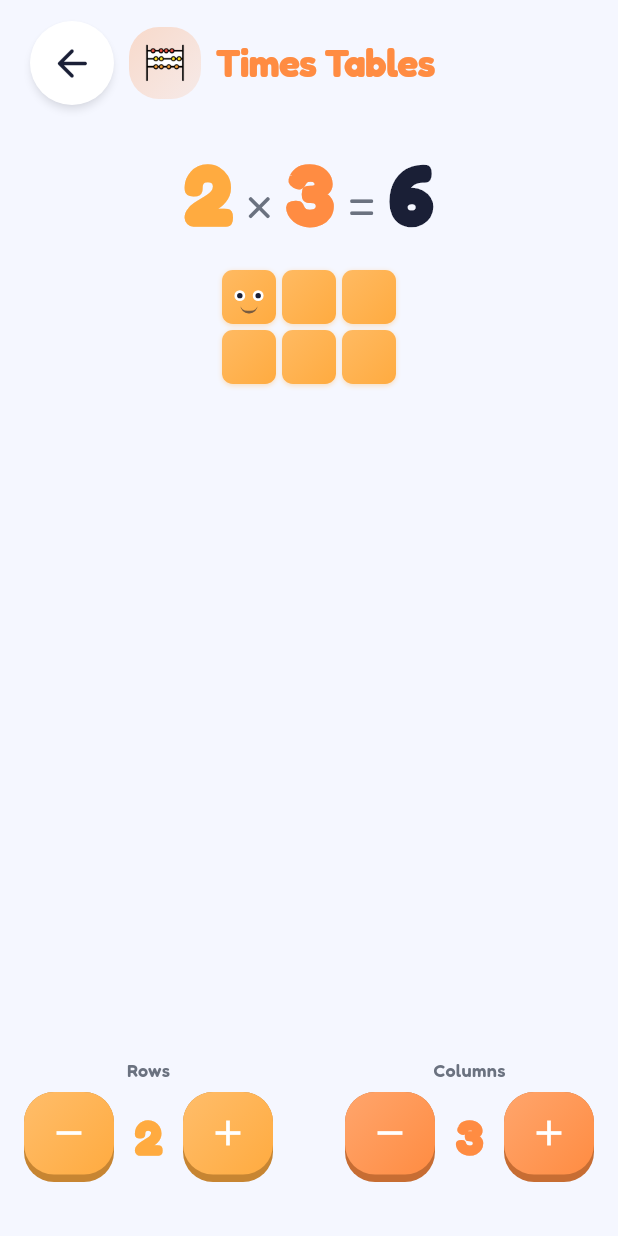
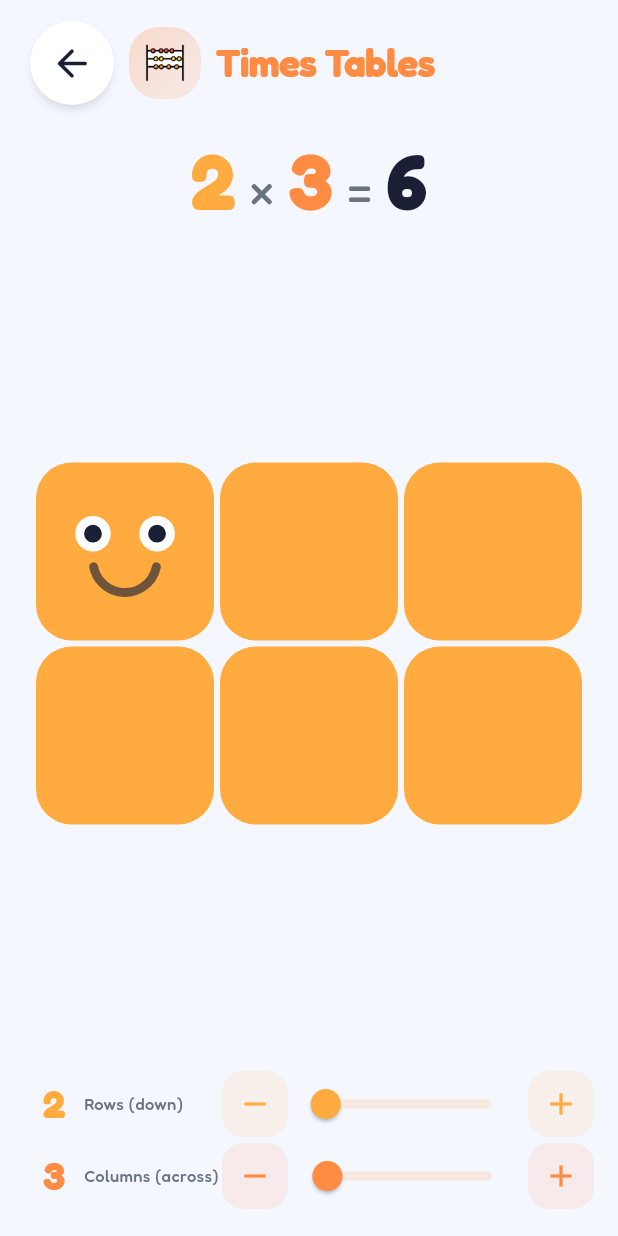
Before and after one commit to Panbaron1/Numberlandia, a Flutter app: the screen it shows after launch, after a tap on "Times Tables", on a phone screen of 412 x 824 dp. Run offline on Flutter 3.47's test engine with Material 3 defaults, Android fonts, the phone set to English and light mode, and no system bars; our stand-ins replace audioplayers, shared_preferences.

Commit message:
Numberblocks: vertical-first rectangles + visualize up to 100x100
NumBlock packing now matches canonical number characters: rows = smallest
divisor of n >= sqrt(n), taller than wide, vertical first.
  7 -> 7x1 (column)   8 -> 4x2   6 -> 3x2   4 -> 2x2   9 -> 3x3   12 -> 4x3
Primes are single tall columns. dimsFor()/rowsFor() expose the shape.

Times Tables now scales to 100 x 100 = 10,000:
- range raised 1..100 (was 1..12), driven by sliders + -/+ steppers
- array drawn by TimesArrayPainter (pure canvas) so 10,000 cells render with
  no per-cell widgets; gap auto-shrinks with density; face on the corner cell
  when it's large enough to read
- equation scales (FittedBox), product up to 10,000

flutter analyze clean; verified on BlueStacks (vertical -3 column; 100x100=10000).

Co-Authored-By: Claude Opus 4.8 <noreply@anthropic.com>

```diff
--- a/lib/screens/times_tables/times_tables_notifier.dart
+++ b/lib/screens/times_tables/times_tables_notifier.dart
@@ -5,7 +5,7 @@ class TimesTablesNotifier extends ChangeNotifier {
   int _b = 3;
 
   static const int min = 1;
-  static const int max = 12;
+  static const int max = 100; // up to 100 × 100 = 10,000
 
   int get a => _a;
   int get b => _b;
--- a/lib/screens/times_tables/times_tables_screen.dart
+++ b/lib/screens/times_tables/times_tables_screen.dart
@@ -15,7 +15,7 @@ class TimesTablesScreen extends StatefulWidget {
 class _TimesTablesScreenState extends State<TimesTablesScreen> {
   final _n = TimesTablesNotifier();
 
-  Future<void> _tap() async {
+  Future<void> _feedback() async {
     await HapticsService.instance.light();
     await AudioService.instance.playPop();
   }
@@ -39,39 +39,43 @@ class _TimesTablesScreenState extends State<TimesTablesScreen> {
         builder: (context, _) => SafeArea(
           child: Column(
             children: [
-              const SizedBox(height: Gap.md),
-              // ── Equation display ─────────────────────────────────────
+              const SizedBox(height: Gap.sm),
               _EquationRow(notifier: _n),
-              const SizedBox(height: Gap.lg),
-              // ── Block grid ───────────────────────────────────────────
+              const SizedBox(height: Gap.sm),
+              // ── Array (painter — scales to 100×100 = 10,000) ─────────
               Expanded(
-                child: _BlockGrid(a: _n.a, b: _n.b, onTap: _tap),
+                child: Padding(
+                  padding: const EdgeInsets.symmetric(horizontal: Gap.lg),
+                  child: GestureDetector(
+                    onTapDown: (_) => _feedback(),
+                    child: CustomPaint(
+                      size: Size.infinite,
+                      painter: TimesArrayPainter(
+                        rows: _n.a,
+                        cols: _n.b,
+                        color: NColors.numBlockColor(_n.a),
+                      ),
+                    ),
+                  ),
+                ),
+              ),
+              const SizedBox(height: Gap.sm),
+              // ── Sliders ──────────────────────────────────────────────
+              _AxisSlider(
+                label: 'Rows (down)',
+                value: _n.a,
+                color: NColors.numBlockColor(_n.a),
+                onChanged: _n.setA,
+                onStep: _n.stepA,
+              ),
+              _AxisSlider(
+                label: 'Columns (across)',
+                value: _n.b,
+                color: NColors.timesTables,
+                onChanged: _n.setB,
+                onStep: _n.stepB,
               ),
               const SizedBox(height: Gap.md),
-              // ── Pickers ──────────────────────────────────────────────
-              Row(
-                crossAxisAlignment: CrossAxisAlignment.start,
-                children: [
-                  Expanded(
-                    child: _NumberPicker(
-                      value: _n.a,
-                      label: 'Rows',
-                      color: NColors.numBlockColor(_n.a),
-                      onStep: _n.stepA,
-                    ),
-                  ),
-                  const SizedBox(width: Gap.md),
-                  Expanded(
-                    child: _NumberPicker(
-                      value: _n.b,
-                      label: 'Columns',
-                      color: NColors.timesTables,
-                      onStep: _n.stepB,
-                    ),
-                  ),
-                ],
-              ),
-              const SizedBox(height: Gap.xl),
             ],
           ),
         ),
@@ -89,8 +93,9 @@ class _EquationRow extends StatelessWidget {
   @override
   Widget build(BuildContext context) {
     final aColor = NColors.numBlockColor(notifier.a);
-    return Row(
-      mainAxisAlignment: MainAxisAlignment.center,
+    return FittedBox(
+      fit: BoxFit.scaleDown,
+      child: Row(
         crossAxisAlignment: CrossAxisAlignment.baseline,
         textBaseline: TextBaseline.alphabetic,
         children: [
@@ -100,6 +105,7 @@ class _EquationRow extends StatelessWidget {
           const _Op('='),
           _BigNum('${notifier.product}', NColors.ink),
         ],
+      ),
     );
   }
 }
@@ -115,12 +121,12 @@ class _BigNum extends StatelessWidget {
       duration: const Duration(milliseconds: 100),
       child: Text(
         text,
-        key: ValueKey(text + color.toString()),
+        key: ValueKey('$text$color'),
         style: TextStyle(
-          fontSize: 56,
-          fontWeight: FontWeight.w900,
+          fontSize: 52,
+          fontWeight: FontWeight.w700,
           color: color,
-          letterSpacing: -2,
+          letterSpacing: -1,
           height: 1,
         ),
       ),
@@ -139,8 +145,8 @@ class _Op extends StatelessWidget {
       child: Text(
         text,
         style: const TextStyle(
-          fontSize: 40,
-          fontWeight: FontWeight.w300,
+          fontSize: 36,
+          fontWeight: FontWeight.w400,
           color: NColors.inkSoft,
           height: 1,
         ),
@@ -151,147 +157,102 @@ class _Op extends StatelessWidget {
 
 // ─────────────────────────────────────────────────────────────────────────────
 
-/// A × B grid of coloured squares — each tap plays a pop.
-/// Virtualization not needed: max 144 cells (12×12).
-class _BlockGrid extends StatelessWidget {
-  final int a; // rows
-  final int b; // columns
-  final VoidCallback onTap;
+/// Draws an A×B array of squares, fit to the available box and centred.
+/// Pure canvas — renders 10,000 cells (100×100) with no widget overhead.
+class TimesArrayPainter extends CustomPainter {
+  final int rows;
+  final int cols;
+  final Color color;
 
-  const _BlockGrid({required this.a, required this.b, required this.onTap});
+  const TimesArrayPainter({
+    required this.rows,
+    required this.cols,
+    required this.color,
+  });
 
   @override
-  Widget build(BuildContext context) {
-    final color = NColors.numBlockColor(a);
-    final cellSize = _cellSize(context);
+  void paint(Canvas canvas, Size size) {
+    if (rows <= 0 || cols <= 0) return;
 
-    return SingleChildScrollView(
-      child: Padding(
-        padding: const EdgeInsets.symmetric(horizontal: Gap.lg),
-        child: Column(
-          mainAxisSize: MainAxisSize.min,
-          children: [
-            for (int row = 0; row < a; row++) ...[
-              if (row > 0) const SizedBox(height: 4),
-              Row(
-                mainAxisAlignment: MainAxisAlignment.center,
-                children: [
-                  for (int col = 0; col < b; col++) ...[
-                    if (col > 0) const SizedBox(width: 4),
-                    GestureDetector(
-                      onTap: onTap,
-                      child: AnimatedContainer(
-                        duration: const Duration(milliseconds: 120),
-                        width: cellSize,
-                        height: cellSize,
-                        decoration: BoxDecoration(
-                          gradient: LinearGradient(
-                            begin: Alignment.topLeft,
-                            end: Alignment.bottomRight,
-                            colors: [
-                              Color.lerp(color, Colors.white, 0.18)!,
-                              color,
-                            ],
-                          ),
-                          borderRadius: BorderRadius.circular(cellSize * 0.2),
-                          boxShadow: [
-                            BoxShadow(
-                              color: color.withAlpha(80),
-                              blurRadius: 2,
-                              offset: const Offset(0, 1),
-                            ),
-                          ],
-                        ),
-                        // Top-left cell wears a little face — the array's mascot
-                        child: (row == 0 && col == 0 && cellSize >= 22)
-                            ? _MiniFace(size: cellSize)
-                            : null,
-                      ),
-                    ),
-                  ],
-                ],
-              ),
-            ],
-          ],
-        ),
-      ),
-    );
+    // Gap shrinks as the grid grows so dense arrays stay readable.
+    final density = rows * cols;
+    final gap = density > 400 ? 1.0 : (density > 100 ? 2.0 : 4.0);
+
+    final cell = _cellSize(size, gap);
+    final gridW = cols * cell + (cols - 1) * gap;
+    final gridH = rows * cell + (rows - 1) * gap;
+    final ox = (size.width - gridW) / 2;
+    final oy = (size.height - gridH) / 2;
+
+    final radius = Radius.circular(cell * 0.2);
+    final fill = Paint()..color = color;
+    final rounded = cell > 5;
+
+    for (int r = 0; r < rows; r++) {
+      for (int c = 0; c < cols; c++) {
+        final x = ox + c * (cell + gap);
+        final y = oy + r * (cell + gap);
+        final rect = Rect.fromLTWH(x, y, cell, cell);
+        if (rounded) {
+          canvas.drawRRect(RRect.fromRectAndRadius(rect, radius), fill);
+        } else {
+          canvas.drawRect(rect, fill);
         }
-
-  double _cellSize(BuildContext context) {
-    final w = MediaQuery.of(context).size.width - Gap.lg * 2;
-    final maxByWidth = (w - (b - 1) * 4) / b;
-    return maxByWidth.clamp(14.0, 36.0);
       }
     }
 
-/// A tiny friendly face for the array's mascot cell (eyes + smile).
-class _MiniFace extends StatelessWidget {
-  final double size;
-  const _MiniFace({required this.size});
+    // Friendly face on the top-left cell when it's big enough to read.
+    if (cell >= 22) {
+      _drawFace(canvas, Offset(ox, oy), cell);
+    }
+  }
+
+  double _cellSize(Size size, double gap) {
+    final byW = (size.width - (cols - 1) * gap) / cols;
+    final byH = (size.height - (rows - 1) * gap) / rows;
+    return byW < byH ? byW : byH;
+  }
+
+  void _drawFace(Canvas canvas, Offset cellTopLeft, double cell) {
+    final cx = cellTopLeft.dx + cell / 2;
+    final eyeY = cellTopLeft.dy + cell * 0.4;
+    final r = cell * 0.1;
+    final white = Paint()..color = Colors.white;
+    final dark = Paint()..color = NColors.ink;
+    for (final dx in [-cell * 0.18, cell * 0.18]) {
+      canvas.drawCircle(Offset(cx + dx, eyeY), r, white);
+      canvas.drawCircle(Offset(cx + dx, eyeY), r * 0.5, dark);
+    }
+    // Smile
+    final smile = Paint()
+      ..color = NColors.ink.withAlpha(160)
+      ..style = PaintingStyle.stroke
+      ..strokeWidth = cell * 0.05
+      ..strokeCap = StrokeCap.round;
+    final rect = Rect.fromCircle(
+        center: Offset(cx, cellTopLeft.dy + cell * 0.55), radius: cell * 0.18);
+    canvas.drawArc(rect, 0.2, 2.74, false, smile);
+  }
 
   @override
-  Widget build(BuildContext context) {
-    final eye = size * 0.2;
-    return Padding(
-      padding: EdgeInsets.only(top: size * 0.18),
-      child: Column(
-        mainAxisAlignment: MainAxisAlignment.center,
-        children: [
-          Row(
-            mainAxisAlignment: MainAxisAlignment.center,
-            children: [
-              _dot(eye),
-              SizedBox(width: size * 0.14),
-              _dot(eye),
-            ],
-          ),
-          SizedBox(height: size * 0.08),
-          Container(
-            width: size * 0.32,
-            height: size * 0.15,
-            decoration: BoxDecoration(
-              border: Border(
-                bottom: BorderSide(
-                    color: NColors.ink.withAlpha(150), width: size * 0.05),
-              ),
-              borderRadius:
-                  BorderRadius.vertical(bottom: Radius.circular(size * 0.2)),
-            ),
-          ),
-        ],
-      ),
-    );
-  }
-
-  Widget _dot(double eye) => Container(
-        width: eye,
-        height: eye,
-        decoration: const BoxDecoration(
-            color: Colors.white, shape: BoxShape.circle),
-        child: Center(
-          child: Container(
-            width: eye * 0.5,
-            height: eye * 0.5,
-            decoration:
-                const BoxDecoration(color: NColors.ink, shape: BoxShape.circle),
-          ),
-        ),
-      );
+  bool shouldRepaint(TimesArrayPainter old) =>
+      old.rows != rows || old.cols != cols || old.color != color;
 }
 
 // ─────────────────────────────────────────────────────────────────────────────
 
-class _NumberPicker extends StatelessWidget {
+class _AxisSlider extends StatelessWidget {
+  final String label;
   final int value;
-  final String label;
   final Color color;
+  final ValueChanged<int> onChanged;
   final void Function(int) onStep;
 
-  const _NumberPicker({
+  const _AxisSlider({
+    required this.label,
     required this.value,
-    required this.label,
     required this.color,
+    required this.onChanged,
     required this.onStep,
   });
 
@@ -299,69 +260,79 @@ class _NumberPicker extends StatelessWidget {
   Widget build(BuildContext context) {
     return Padding(
       padding: const EdgeInsets.symmetric(horizontal: Gap.md),
-      child: Column(
+      child: Row(
         children: [
-          Text(label,
+          // Label + current value
+          SizedBox(
+            width: 132,
+            child: Row(
+              children: [
+                Container(
+                  width: 40,
+                  alignment: Alignment.center,
+                  child: Text('$value',
+                      style: TextStyle(
+                          fontSize: 26,
+                          fontWeight: FontWeight.w800,
+                          color: color)),
+                ),
+                Expanded(
+                  child: Text(label,
                       style: const TextStyle(
-                  fontSize: 12,
+                          fontSize: 11,
                           color: NColors.inkSoft,
-                  fontWeight: FontWeight.w600)),
-          const SizedBox(height: Gap.xs),
-          Row(
-            children: [
-              _PBtn(
-                  icon: Icons.remove,
-                  color: color,
-                  onTap: () => onStep(-1),
-                  enabled: value > TimesTablesNotifier.min),
-              const SizedBox(width: Gap.sm),
+                          fontWeight: FontWeight.w500),
+                      maxLines: 2),
+                ),
+              ],
+            ),
+          ),
+          _StepIcon(icon: Icons.remove, color: color, onTap: () => onStep(-1)),
           Expanded(
-                child: Center(
-                  child: Text(
-                    '$value',
-                    style: TextStyle(
-                      fontSize: 32,
-                      fontWeight: FontWeight.w900,
-                      color: color,
+            child: SliderTheme(
+              data: SliderThemeData(
+                activeTrackColor: color,
+                thumbColor: color,
+                inactiveTrackColor: color.withAlpha(40),
+                overlayColor: color.withAlpha(30),
+                trackHeight: 6,
+              ),
+              child: Slider(
+                value: value.toDouble(),
+                min: TimesTablesNotifier.min.toDouble(),
+                max: TimesTablesNotifier.max.toDouble(),
+                onChanged: (v) => onChanged(v.round()),
               ),
             ),
           ),
-              ),
-              const SizedBox(width: Gap.sm),
-              _PBtn(
-                  icon: Icons.add,
-                  color: color,
-                  onTap: () => onStep(1),
-                  enabled: value < TimesTablesNotifier.max),
-            ],
-          ),
+          _StepIcon(icon: Icons.add, color: color, onTap: () => onStep(1)),
         ],
       ),
     );
   }
 }
 
-class _PBtn extends StatelessWidget {
+class _StepIcon extends StatelessWidget {
   final IconData icon;
   final Color color;
   final VoidCallback onTap;
-  final bool enabled;
 
-  const _PBtn(
-      {required this.icon,
-      required this.color,
-      required this.onTap,
-      required this.enabled});
+  const _StepIcon(
+      {required this.icon, required this.color, required this.onTap});
 
   @override
   Widget build(BuildContext context) {
-    return ChunkyButton(
-      color: color,
-      onTap: enabled ? onTap : null,
-      width: 60,
-      height: 60,
-      radius: Radii.md,
-      child: Icon(icon, size: 28),
+    return GestureDetector(
+      onTap: onTap,
+      child: Container(
+        width: 44,
+        height: 44,
+        decoration: BoxDecoration(
+          color: color.withAlpha(28),
+          borderRadius: BorderRadius.circular(Radii.sm),
+        ),
+        child: Icon(icon, color: color, size: 24),
+      ),
     );
   }
 }
--- a/lib/widgets/num_block.dart
+++ b/lib/widgets/num_block.dart
@@ -27,27 +27,25 @@ class NumBlock extends StatelessWidget {
     this.face = true,
   });
 
-  /// Row lengths (top → bottom) that pack [n] into a near-square block.
+  /// Dimensions [rows, cols] that pack [n] into the canonical number-character
+  /// rectangle: taller than wide, vertical first. rows = the smallest divisor
+  /// of n that is >= sqrt(n); cols = n / rows. Primes become a single tall
+  /// column (7 → 7×1); 8 → 4×2, 6 → 3×2, 4 → 2×2, 9 → 3×3.
+  static List<int> dimsFor(int n) {
+    if (n <= 1) return [n, n == 0 ? 0 : 1];
+    final root = math.sqrt(n).ceil();
+    for (int r = root; r <= n; r++) {
+      if (n % r == 0) return [r, n ~/ r];
+    }
+    return [n, 1]; // prime fallback (root..n found n itself)
+  }
+
+  /// Row lengths (top → bottom). Every number is a clean rectangle, so this is
+  /// `rows` copies of `cols`.
   static List<int> rowsFor(int n) {
     if (n <= 1) return [n];
-    // Largest divisor <= sqrt(n) → clean rectangle for composites.
-    final root = math.sqrt(n).floor();
-    for (int d = root; d >= 2; d--) {
-      if (n % d == 0) {
-        final cols = n ~/ d;
-        return List.filled(d, cols); // d rows of `cols`
-      }
-    }
-    // Prime (or n with no small divisor): balanced ragged grid.
-    final cols = math.sqrt(n).ceil();
-    final out = <int>[];
-    int rem = n;
-    while (rem > 0) {
-      final len = rem >= cols ? cols : rem;
-      out.add(len);
-      rem -= len;
-    }
-    return out;
+    final d = dimsFor(n);
+    return List.filled(d[0], d[1]);
   }
 
   @override
```
Lines whose indentation alone changed are shown as unchanged.
